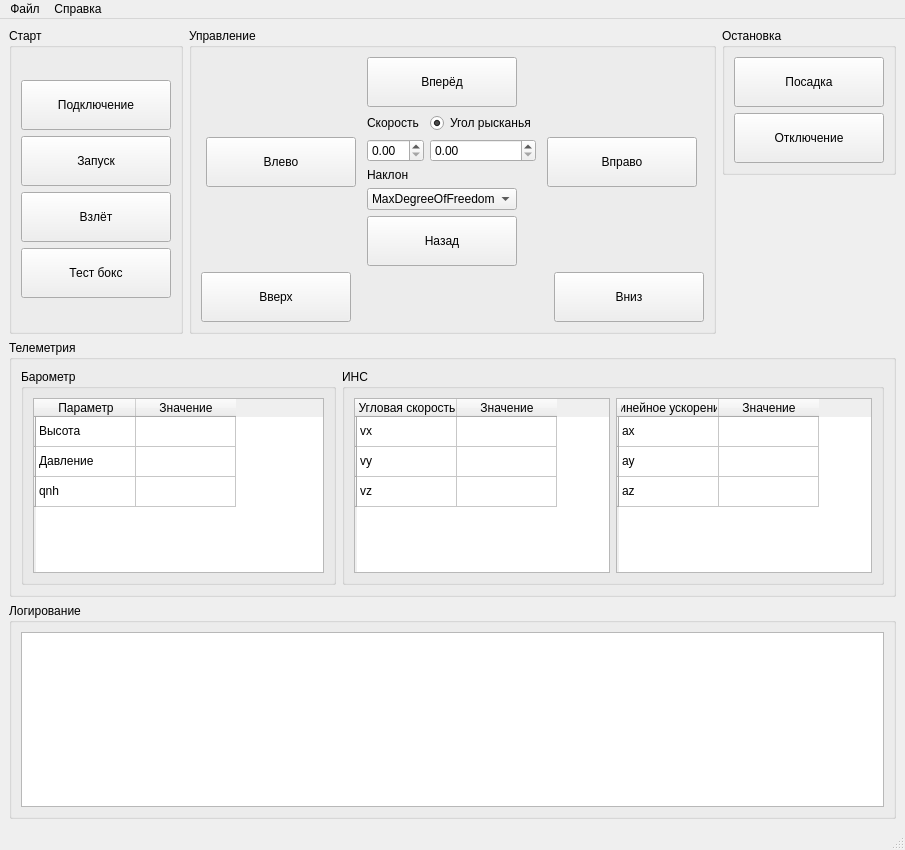
codingpluszheldor/DroneControl, file DroneSimClient/MainWindow/mainwindow.ui: the form before one commit.
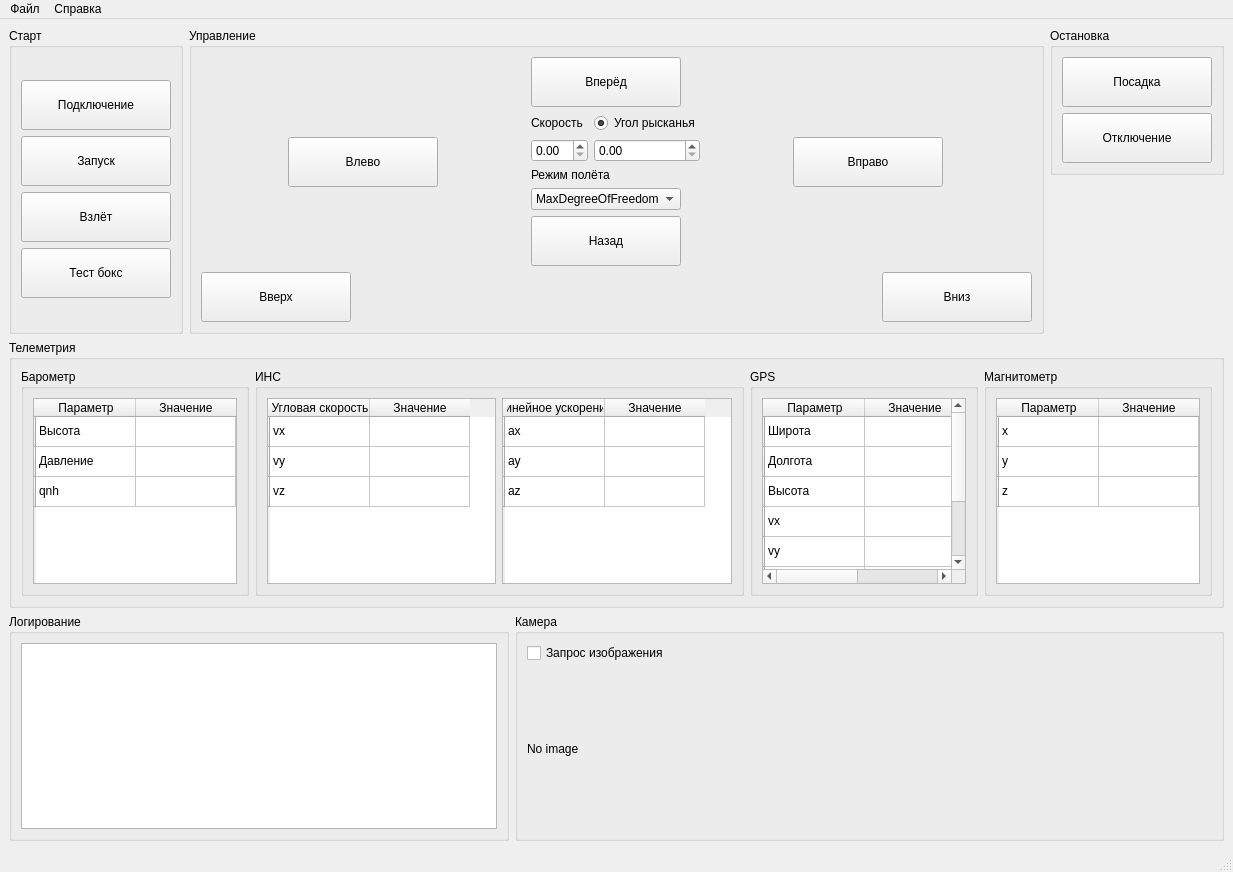
The form after the commit.

Commit message: add magnetometer, test camera

```diff
--- a/DroneSimClient/MainWindow/mainwindow.ui
+++ b/DroneSimClient/MainWindow/mainwindow.ui
@@ -6,15 +6,15 @@
    <rect>
     <x>0</x>
     <y>0</y>
-    <width>905</width>
-    <height>850</height>
+    <width>1233</width>
+    <height>872</height>
    </rect>
   </property>
   <property name="windowTitle">
    <string>Управление дроном</string>
   </property>
   <widget class="QWidget" name="centralwidget">
-   <layout class="QVBoxLayout" name="verticalLayout_17">
+   <layout class="QVBoxLayout" name="verticalLayout_18">
     <item>
      <layout class="QHBoxLayout" name="horizontalLayout_4">
       <item>
@@ -226,7 +226,7 @@
                  <item>
                   <widget class="QLabel" name="label_2">
                    <property name="text">
-                    <string>Наклон</string>
+                    <string>Режим полёта</string>
                    </property>
                   </widget>
                  </item>
@@ -465,9 +465,7 @@
       <property name="title">
        <string>Телеметрия</string>
       </property>
-      <layout class="QVBoxLayout" name="verticalLayout_11">
-       <item>
-        <layout class="QHBoxLayout" name="horizontalLayout_6">
+      <layout class="QHBoxLayout" name="horizontalLayout_7">
          <item>
           <widget class="QGroupBox" name="groupBox_6">
            <property name="title">
@@ -618,13 +616,175 @@
            </layout>
           </widget>
          </item>
-        </layout>
+       <item>
+        <widget class="QGroupBox" name="groupBox_8">
+         <property name="title">
+          <string>GPS</string>
+         </property>
+         <layout class="QHBoxLayout" name="horizontalLayout_6">
+          <item>
+           <widget class="QTableWidget" name="twGps">
+            <row>
+             <property name="text">
+              <string/>
+             </property>
+            </row>
+            <row>
+             <property name="text">
+              <string/>
+             </property>
+            </row>
+            <row>
+             <property name="text">
+              <string/>
+             </property>
+            </row>
+            <row>
+             <property name="text">
+              <string/>
+             </property>
+            </row>
+            <row>
+             <property name="text">
+              <string/>
+             </property>
+            </row>
+            <row>
+             <property name="text">
+              <string/>
+             </property>
+            </row>
+            <row>
+             <property name="text">
+              <string/>
+             </property>
+            </row>
+            <row>
+             <property name="text">
+              <string/>
+             </property>
+            </row>
+            <column>
+             <property name="text">
+              <string>Параметр</string>
+             </property>
+            </column>
+            <column>
+             <property name="text">
+              <string>Значение</string>
+             </property>
+            </column>
+            <item row="0" column="0">
+             <property name="text">
+              <string>Широта</string>
+             </property>
+            </item>
+            <item row="1" column="0">
+             <property name="text">
+              <string>Долгота</string>
+             </property>
+            </item>
+            <item row="2" column="0">
+             <property name="text">
+              <string>Высота</string>
+             </property>
+            </item>
+            <item row="3" column="0">
+             <property name="text">
+              <string>vx</string>
+             </property>
+            </item>
+            <item row="4" column="0">
+             <property name="text">
+              <string>vy</string>
+             </property>
+            </item>
+            <item row="5" column="0">
+             <property name="text">
+              <string>vz</string>
+             </property>
+            </item>
+            <item row="6" column="0">
+             <property name="text">
+              <string>HDOP</string>
+             </property>
+            </item>
+            <item row="7" column="0">
+             <property name="text">
+              <string>VDOP</string>
+             </property>
+            </item>
+           </widget>
+          </item>
+         </layout>
+        </widget>
        </item>
+       <item>
+        <widget class="QGroupBox" name="groupBox_9">
+         <property name="title">
+          <string>Магнитометр</string>
+         </property>
+         <layout class="QVBoxLayout" name="verticalLayout_11">
+          <item>
+           <widget class="QTableWidget" name="twMagnetometer">
+            <row>
+             <property name="text">
+              <string/>
+             </property>
+            </row>
+            <row>
+             <property name="text">
+              <string/>
+             </property>
+            </row>
+            <row>
+             <property name="text">
+              <string/>
+             </property>
+            </row>
+            <column>
+             <property name="text">
+              <string>Параметр</string>
+             </property>
+            </column>
+            <column>
+             <property name="text">
+              <string>Значение</string>
+             </property>
+            </column>
+            <item row="0" column="0">
+             <property name="text">
+              <string>x</string>
+             </property>
+            </item>
+            <item row="1" column="0">
+             <property name="text">
+              <string>y</string>
+             </property>
+            </item>
+            <item row="2" column="0">
+             <property name="text">
+              <string>z</string>
+             </property>
+            </item>
+           </widget>
+          </item>
       </layout>
      </widget>
     </item>
+      </layout>
+     </widget>
+    </item>
+    <item>
+     <layout class="QHBoxLayout" name="horizontalLayout_8">
     <item>
      <widget class="QGroupBox" name="groupBox_4">
+        <property name="maximumSize">
+         <size>
+          <width>500</width>
+          <height>16777215</height>
+         </size>
+        </property>
       <property name="title">
        <string>Логирование</string>
       </property>
@@ -635,6 +795,31 @@
       </layout>
      </widget>
     </item>
+      <item>
+       <widget class="QGroupBox" name="groupBox_10">
+        <property name="title">
+         <string>Камера</string>
+        </property>
+        <layout class="QVBoxLayout" name="verticalLayout_17">
+         <item>
+          <widget class="QCheckBox" name="cBoxGetImage">
+           <property name="text">
+            <string>Запрос изображения</string>
+           </property>
+          </widget>
+         </item>
+         <item>
+          <widget class="QLabel" name="labelImage">
+           <property name="text">
+            <string>No image</string>
+           </property>
+          </widget>
+         </item>
+        </layout>
+       </widget>
+      </item>
+     </layout>
+    </item>
    </layout>
   </widget>
   <widget class="QMenuBar" name="menubar">
@@ -642,7 +827,7 @@
     <rect>
      <x>0</x>
      <y>0</y>
-     <width>905</width>
+     <width>1233</width>
      <height>21</height>
     </rect>
    </property>
```
Lines whose indentation alone changed are shown as unchanged. The commit also changes 7 other files.
